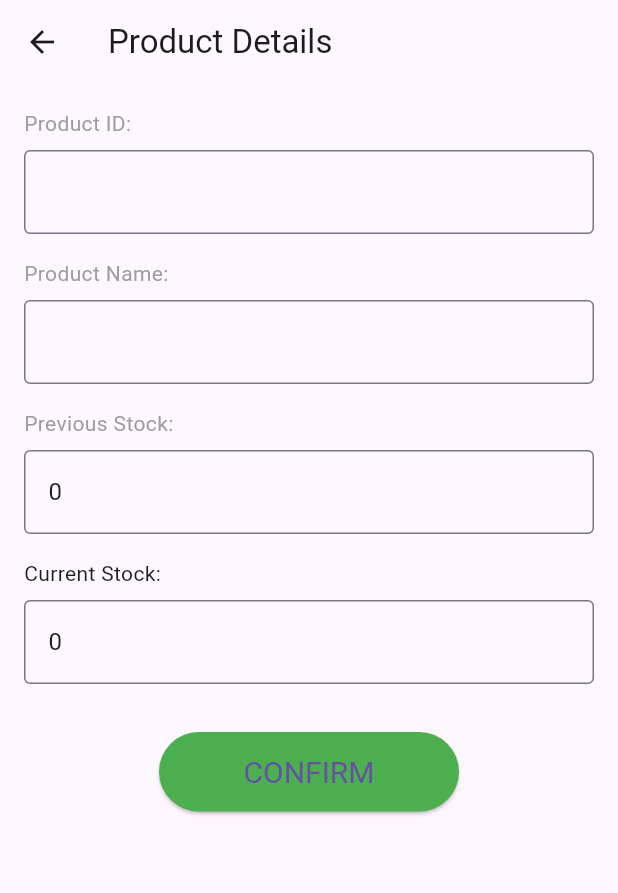
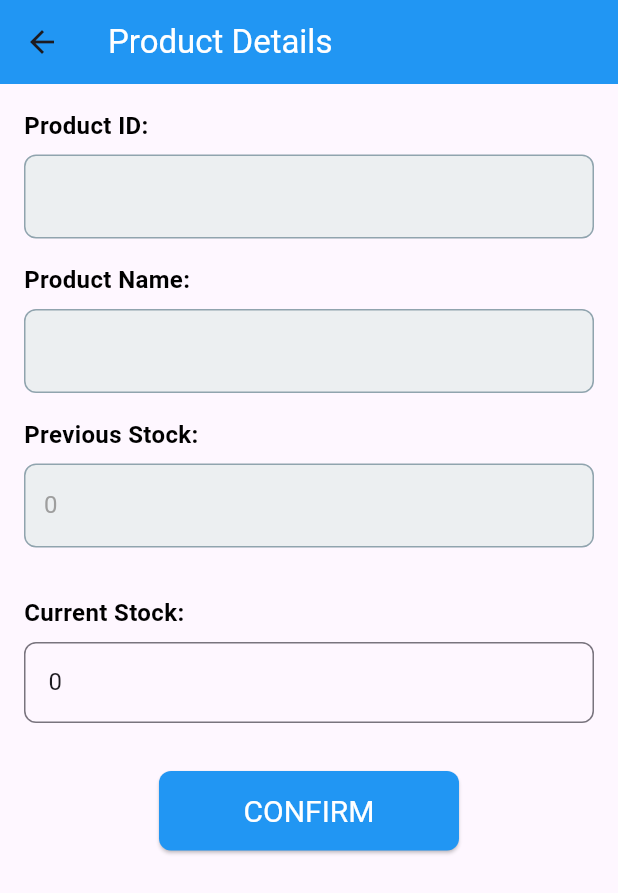
Before and after one commit to Nintventario-Team/NintventarioApp-beta, a Flutter app: the ProductDetails screen opened directly with empty values, on a phone screen of 412 x 824 dp. Shown: the top 893 px of the screen. Run offline on Flutter 3.47's test engine with Material 3 defaults, Android fonts, the phone set to English and light mode, and no system bars; missing offline and left inert: mobile_scanner.

Commit message:
change design

```diff
--- a/lib/screens/inventoryScreens/product_details.dart
+++ b/lib/screens/inventoryScreens/product_details.dart
@@ -38,50 +38,39 @@ class ProductDetailsState extends State<ProductDetails> {
   Widget build(BuildContext context) {
     return Scaffold(
       appBar: AppBar(
-        title: const Text('Product Details'),
+        title: const Text(
+          'Product Details',
+          style: TextStyle(color: Colors.white), // Title text color
+        ),
+        backgroundColor: Colors.blue, // AppBar color
       ),
       body: Padding(
         padding: const EdgeInsets.all(16.0),
-        child: Column(
-          crossAxisAlignment: CrossAxisAlignment.start,
+        child: ListView(
           children: <Widget>[
-            const Text('Product ID:', style: TextStyle(color: Colors.grey)), // Text color change
-            const SizedBox(height: 8),
-            TextField(
-              controller: TextEditingController(text: widget.product.id),
-              readOnly: true,
-              decoration: const InputDecoration(
-                border: OutlineInputBorder(),
-              ),
+            _buildDetailField('Product ID:', widget.product.id),
+            _buildDetailField('Product Name:', widget.product.name),
+            _buildDetailField(
+                'Previous Stock:', widget.product.stockAnterior.toString()),
+            const SizedBox(height: 16),
+            const Text(
+              'Current Stock:',
+              style: TextStyle(
+                  color: Colors.black,
+                  fontSize: 16,
+                  fontWeight: FontWeight.bold), // Label style
             ),
-            const SizedBox(height: 16),
-            const Text('Product Name:', style: TextStyle(color: Colors.grey)), // Text color change
-            const SizedBox(height: 8),
-            TextField(
-              controller: TextEditingController(text: widget.product.name),
-              readOnly: true,
-              decoration: const InputDecoration(
-                border: OutlineInputBorder(),
-              ),
-            ),
-            const SizedBox(height: 16),
-            const Text('Previous Stock:', style: TextStyle(color: Colors.grey)), // Text color change
-            const SizedBox(height: 8),
-            TextField(
-              controller: TextEditingController(text: widget.product.stockAnterior.toString()),
-              readOnly: true,
-              decoration: const InputDecoration(
-                border: OutlineInputBorder(),
-              ),
-            ),
-            const SizedBox(height: 16),
-            const Text('Current Stock:'),
             const SizedBox(height: 8),
             TextField(
               controller: _stockActualController,
               decoration: const InputDecoration(
-                border: OutlineInputBorder(),
+                border: OutlineInputBorder(
+                  borderRadius: BorderRadius.all(Radius.circular(8)),
+                ),
                 hintText: 'Enter current stock',
+                hintStyle: TextStyle(color: Colors.grey), // Hint text color
+                contentPadding:
+                    EdgeInsets.symmetric(horizontal: 12, vertical: 15),
               ),
               keyboardType: TextInputType.number,
             ),
@@ -89,7 +78,9 @@ class ProductDetailsState extends State<ProductDetails> {
             Center(
               child: ElevatedButton(
                 onPressed: () {
-                  final int newStockActual = int.tryParse(_stockActualController.text) ?? widget.product.stockActual;
+                  final int newStockActual =
+                      int.tryParse(_stockActualController.text) ??
+                          widget.product.stockActual;
                   setState(() {
                     if (newStockActual != _initialStockActual) {
                       widget.product.state = ProductState.checked;
@@ -99,12 +90,22 @@ class ProductDetailsState extends State<ProductDetails> {
                   Navigator.pop(context, widget.product);
                 },
                 style: ElevatedButton.styleFrom(
-                  backgroundColor: Colors.green,
+                  backgroundColor: Colors.blue, // Button background color
                   minimumSize: const Size(200, 50),
-                  padding: const EdgeInsets.symmetric(horizontal: 20, vertical: 15),
-                  textStyle: const TextStyle(fontSize: 20, color: Colors.white),
+                  padding:
+                      const EdgeInsets.symmetric(horizontal: 20, vertical: 15),
+                  textStyle: const TextStyle(
+                      fontSize: 20, color: Colors.white), // Text color
+                  shape: RoundedRectangleBorder(
+                    borderRadius: BorderRadius.circular(8), // Rounded corners
+                  ),
                 ),
-                child: const Text('CONFIRM'),
+                child: const Text(
+                  'CONFIRM', // Text inside the button
+                  style: TextStyle(
+                      color:
+                          Colors.white), // Explicitly set text color to white
+                ),
               ),
             ),
           ],
@@ -112,4 +113,43 @@ class ProductDetailsState extends State<ProductDetails> {
       ),
     );
   }
+
+  /// Builds a [TextField] to display product details with consistent styling.
+  Widget _buildDetailField(String label, String value) {
+    return Column(
+      crossAxisAlignment: CrossAxisAlignment.start,
+      children: <Widget>[
+        Text(
+          label,
+          style: const TextStyle(
+              color: Colors.black,
+              fontSize: 16,
+              fontWeight: FontWeight.bold), // Label style
+        ),
+        const SizedBox(height: 8),
+        Container(
+          decoration: BoxDecoration(
+            border: Border.all(color: Colors.blueGrey.shade300),
+            borderRadius: BorderRadius.circular(8),
+            color: Colors.blueGrey.shade50, // Background color for containers
+          ),
+          child: Padding(
+            padding: const EdgeInsets.symmetric(horizontal: 12),
+            child: TextField(
+              controller: TextEditingController(text: value),
+              readOnly: true,
+              decoration: const InputDecoration(
+                border: InputBorder.none,
+                contentPadding: EdgeInsets.symmetric(vertical: 15),
+                hintStyle: TextStyle(color: Colors.grey), // Hint text color
+              ),
+              style: const TextStyle(
+                  color: Colors.grey, fontSize: 16), // Text color
+            ),
+          ),
+        ),
+        const SizedBox(height: 16),
+      ],
+    );
+  }
 }
```
Also changed, not shown: lib/screens/inventoryScreens/details.dart (+66 -22 lines), lib/screens/inventoryScreens/report.dart (+14 -6 lines).
